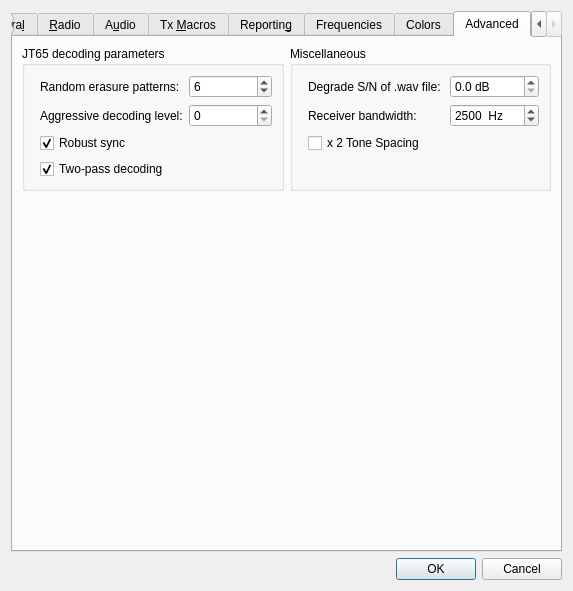
The window that Configuration.ui (saitohirga/WSJT-X) describes before a commit, drawn with Qt 5.
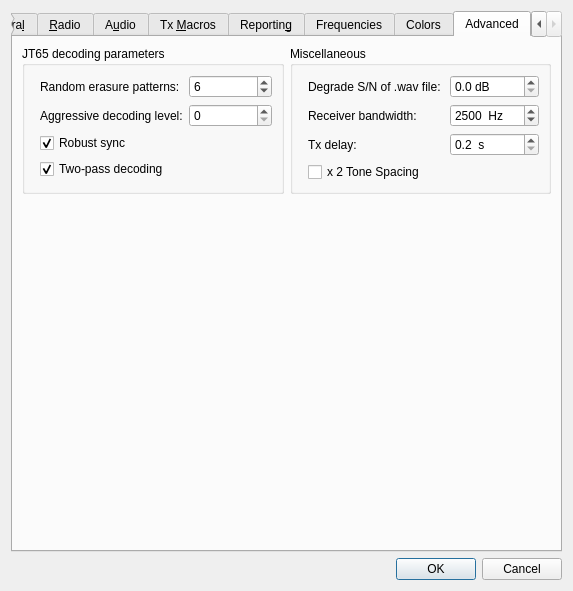
The same window after the commit. The open tabs and pages were chosen to show the change.

Commit message: Add a user control for Tx Delay, on the Advanced tab.

Diff of the .ui file:
```diff
--- a/Configuration.ui
+++ b/Configuration.ui
@@ -2240,7 +2240,7 @@
               </property>
              </widget>
             </item>
-            <item row="2" column="0">
+            <item row="3" column="0">
              <widget class="QCheckBox" name="cbx2ToneSpacing">
               <property name="toolTip">
                <string>&lt;html&gt;&lt;head/&gt;&lt;body&gt;&lt;p&gt;Generate Tx audio with twice the normal tone spacing.  Intended for special LF/MF transmitters that use a divide-by-2 before generating RF.&lt;/p&gt;&lt;/body&gt;&lt;/html&gt;</string>
@@ -2250,6 +2250,35 @@
               </property>
              </widget>
             </item>
+            <item row="2" column="0">
+             <widget class="QLabel" name="label_11">
+              <property name="text">
+               <string>Tx delay:</string>
+              </property>
+             </widget>
+            </item>
+            <item row="2" column="1">
+             <widget class="QDoubleSpinBox" name="sbTxDelay">
+              <property name="toolTip">
+               <string>Minimum delay between assertion of PTT and start of Tx audio.</string>
+              </property>
+              <property name="suffix">
+               <string>  s</string>
+              </property>
+              <property name="decimals">
+               <number>1</number>
+              </property>
+              <property name="minimum">
+               <double>0.200000000000000</double>
+              </property>
+              <property name="maximum">
+               <double>2.000000000000000</double>
+              </property>
+              <property name="singleStep">
+               <double>0.100000000000000</double>
+              </property>
+             </widget>
+            </item>
            </layout>
           </item>
          </layout>
```
Left out of the diff: 6 changed lines with no effect on the pictures. The commit also changes 3 other files.
